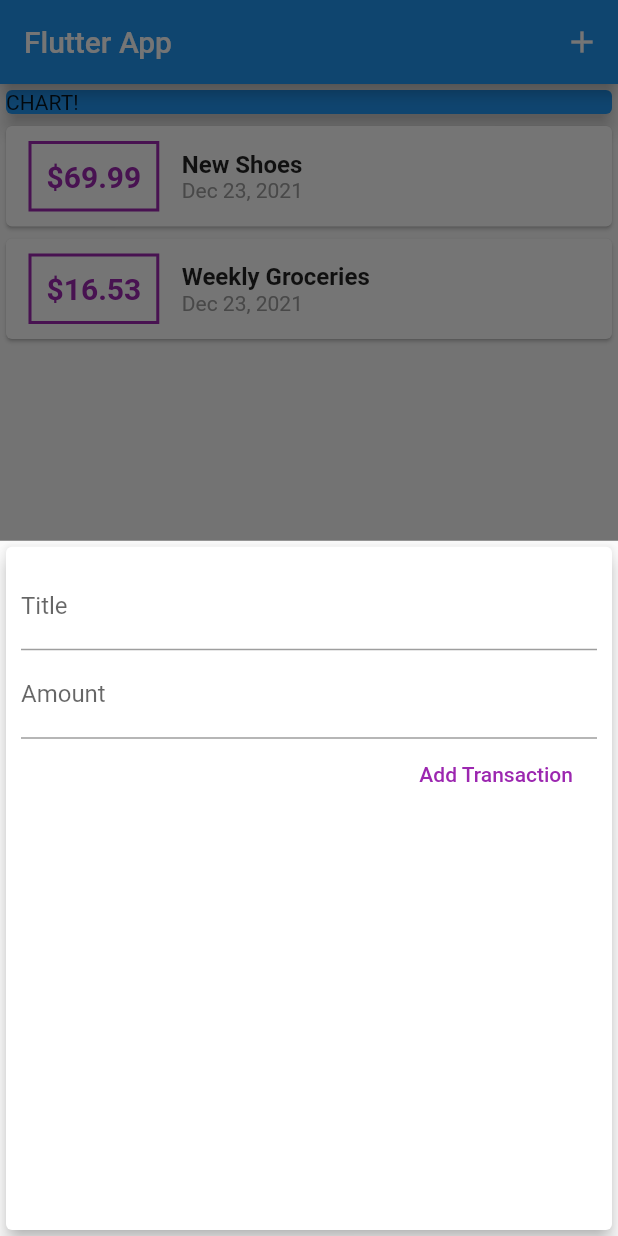
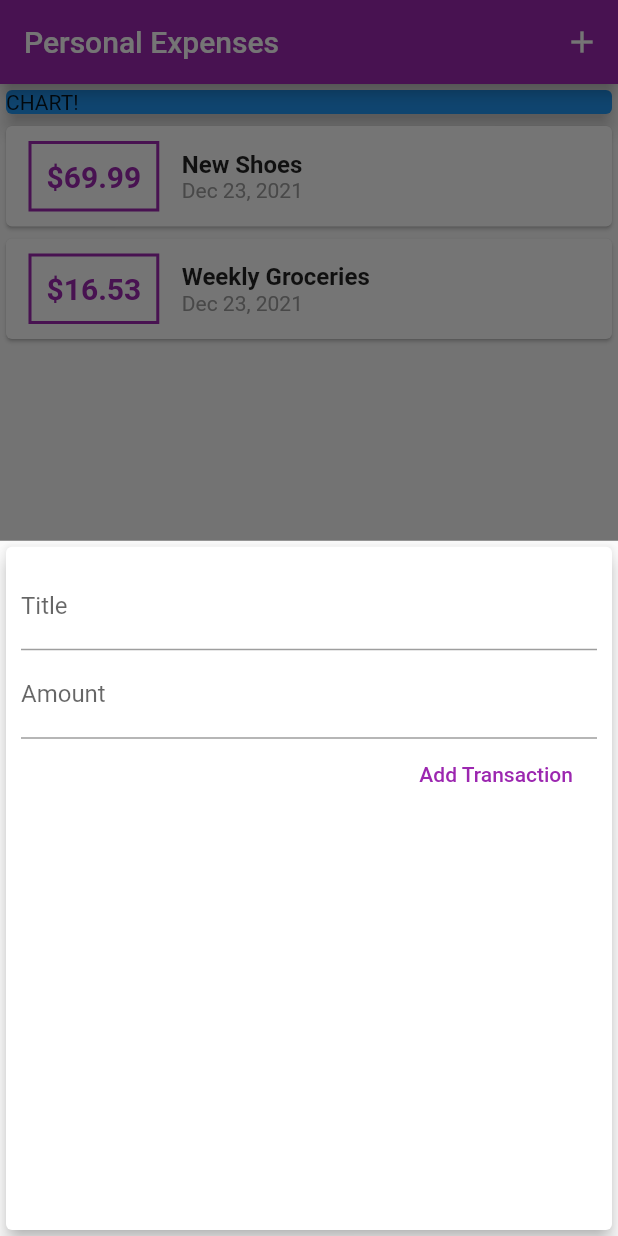
Before and after one commit to dhairya-lakhera/my-flutter-app2, a Flutter app: the screen it shows after launch, after a tap on the "add" icon, on a phone screen of 412 x 824 dp. Run offline on Flutter 3.47's test engine with Material 2 defaults, Android fonts, the phone set to English and light mode, and no system bars.

Commit message:
95 Themeing
Material app theme argument is used for global theme.

MaterialApp(
      title: 'Personal Expenses',
      theme: ThemeData(
        primarySwatch: Colors.purple,
        accentColor: Colors.amber,
      ),
      home: MyHomePage(),
    );

To access the theme manually use Theme.of(context).primaryColor

```diff
--- a/lib/main.dart
+++ b/lib/main.dart
@@ -10,7 +10,11 @@ class MyApp extends StatelessWidget {
   @override
   Widget build(BuildContext context) {
     return MaterialApp(
-      title: 'Flutter App',
+      title: 'Personal Expenses',
+      theme: ThemeData(
+        primarySwatch: Colors.purple,
+        accentColor: Colors.amber,
+      ),
       home: MyHomePage(),
     );
   }
@@ -69,7 +73,7 @@ class _MyHomePageState extends State<MyHomePage> {
   Widget build(BuildContext context) {
     return Scaffold(
       appBar: AppBar(
-        title: Text('Flutter App'),
+        title: Text('Personal Expenses'),
         actions: <Widget>[
           IconButton(
             icon: Icon(Icons.add),
--- a/lib/widgets/new_transaction.dart
+++ b/lib/widgets/new_transaction.dart
@@ -6,7 +6,7 @@ class NewTransaction extends StatefulWidget {
   NewTransaction(this.addTx);
 
   @override
-  State<NewTransaction> createState() => _NewTransactionState();
+  _NewTransactionState createState() => _NewTransactionState();
 }
 
 class _NewTransactionState extends State<NewTransaction> {
@@ -26,6 +26,8 @@ class _NewTransactionState extends State<NewTransaction> {
       enteredTitle,
       enteredAmount,
     );
+
+    Navigator.of(context).pop();
   }
 
   @override
--- a/lib/widgets/transaction_list.dart
+++ b/lib/widgets/transaction_list.dart
@@ -24,7 +24,7 @@ class TransactionList extends StatelessWidget {
                   ),
                   decoration: BoxDecoration(
                     border: Border.all(
-                      color: Colors.purple,
+                      color: Theme.of(context).primaryColor,
                       width: 2,
                     ),
                   ),
@@ -34,7 +34,7 @@ class TransactionList extends StatelessWidget {
                     style: TextStyle(
                       fontWeight: FontWeight.bold,
                       fontSize: 20,
-                      color: Colors.purple,
+                      color: Theme.of(context).primaryColor,
                     ),
                   ),
                 ),
```
